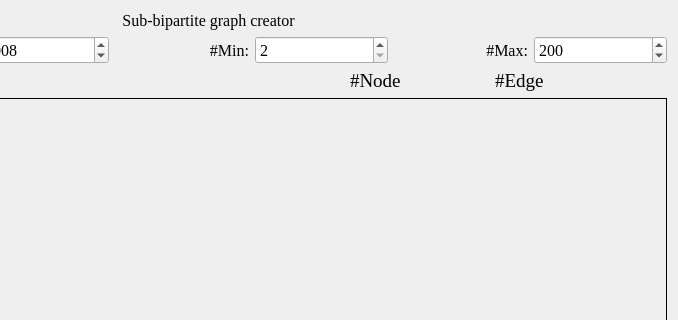
First picture: the form in gui/design.ui, repository yujianke100/Sub-Bipartite-Graph-Creator, before the edit; both pictures show x 261 to 939 and y 0 to 320 of the 939 by 928 pixel window.
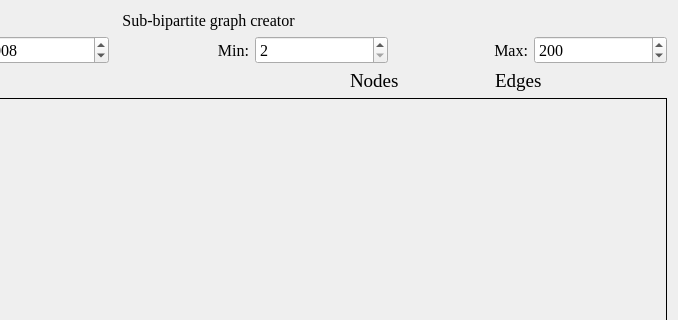
Second picture: the form after the edit. Icons and pictures are not drawn.

Patch:
```diff
--- a/gui/design.ui
+++ b/gui/design.ui
@@ -115,7 +115,7 @@
             <enum>QFrame::Plain</enum>
            </property>
            <property name="text">
-            <string>#Min:</string>
+            <string>Min:</string>
            </property>
            <property name="alignment">
             <set>Qt::AlignRight|Qt::AlignTrailing|Qt::AlignVCenter</set>
@@ -147,7 +147,7 @@
             </font>
            </property>
            <property name="text">
-            <string>#Max:</string>
+            <string>Max:</string>
            </property>
            <property name="alignment">
             <set>Qt::AlignRight|Qt::AlignTrailing|Qt::AlignVCenter</set>
@@ -234,7 +234,7 @@
             </font>
            </property>
            <property name="text">
-            <string>#Node</string>
+            <string>Nodes</string>
            </property>
            <property name="alignment">
             <set>Qt::AlignLeading|Qt::AlignLeft|Qt::AlignVCenter</set>
@@ -250,7 +250,7 @@
             </font>
            </property>
            <property name="text">
-            <string>#Edge</string>
+            <string>Edges</string>
            </property>
            <property name="alignment">
             <set>Qt::AlignLeading|Qt::AlignLeft|Qt::AlignVCenter</set>
```
